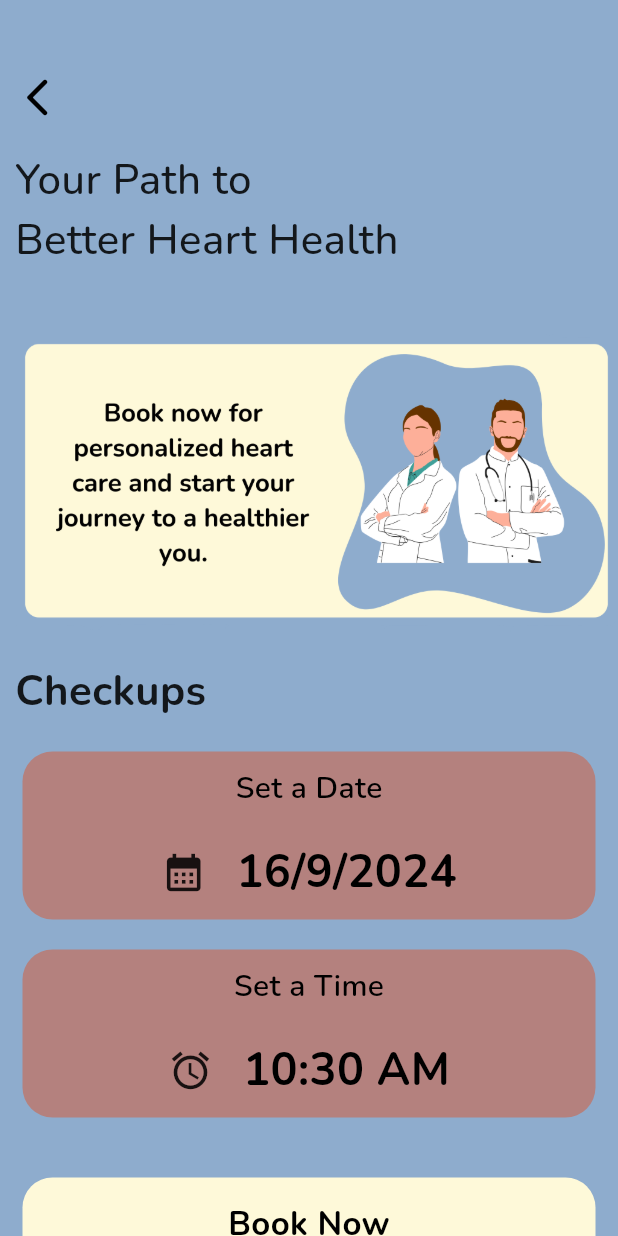
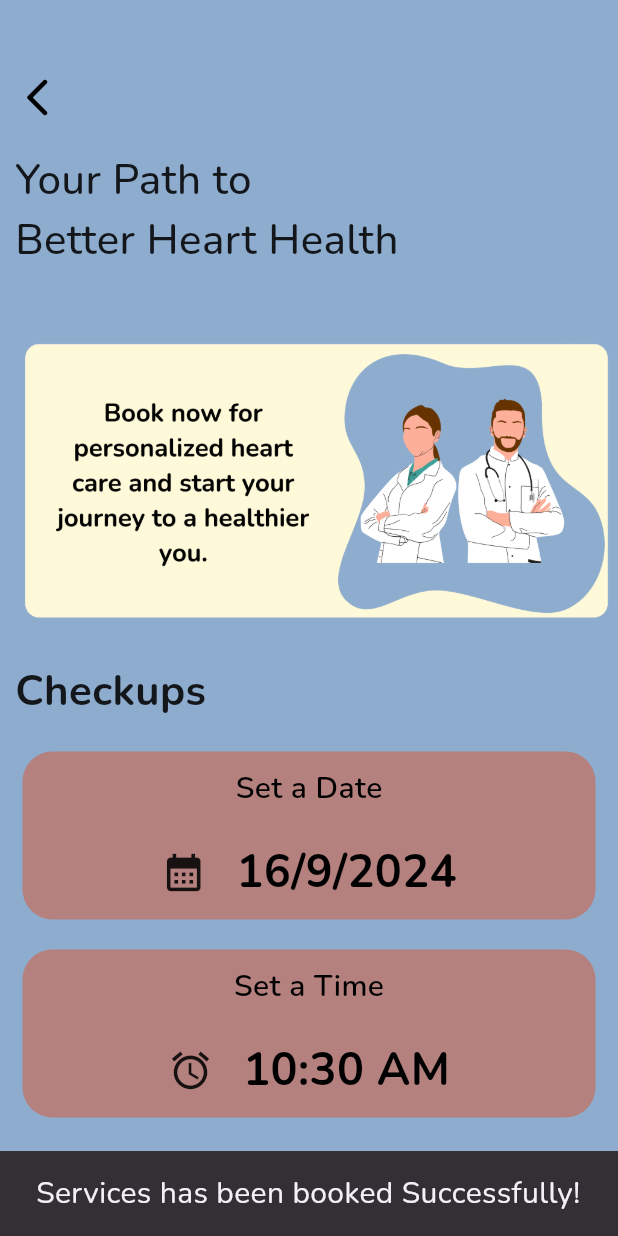
Before and after one commit to tahagiremle/doctor_booking_flutter, a Flutter app: the Booking screen opened directly, after a tap on "Book Now", on a phone screen of 412 x 824 dp. Run offline on Flutter 3.47's test engine with Material 3 defaults, Android fonts, the phone set to English and light mode, and no system bars; our stand-ins replace cloud_firestore, firebase_auth, firebase_core, google_fonts, random_string, shared_preferences; accounts and stored records are empty.

Commit message:
add function for booking page

```diff
--- a/lib/pages/booking.dart
+++ b/lib/pages/booking.dart
@@ -1,3 +1,5 @@
+import 'package:doctor_booking_flutter/services/database.dart';
+import 'package:doctor_booking_flutter/services/shared_pref.dart';
 import 'package:flutter/material.dart';
 import 'package:google_fonts/google_fonts.dart';
 
@@ -10,6 +12,25 @@ class Booking extends StatefulWidget {
 }
 
 class _BookingState extends State<Booking> {
+  String? name, email;
+
+  getthedatafromsharedpref() async {
+    name = await SharedPreferencesHelper().getUserName();
+    email = await SharedPreferencesHelper().getUserEmail();
+    setState(() {});
+  }
+
+  getontheload() async {
+    await getthedatafromsharedpref();
+    setState(() {});
+  }
+
+  @override
+  void initState() {
+    getontheload();
+    super.initState();
+  }
+
   DateTime _selectedDate = DateTime.now();
 
   Future<void> _selectDate(BuildContext context) async {
@@ -179,7 +200,26 @@ class _BookingState extends State<Booking> {
             ),
             SizedBox(height: 40),
             GestureDetector(
-              onTap: () {},
+              onTap: () async {
+                Map<String, dynamic> userBookingMap = {
+                  "Service": widget.service,
+                  "Date":
+                      "${_selectedDate.day}/${_selectedDate.month}/${_selectedDate.year}"
+                          .toString(),
+                  "Time": _selectedTime.format(context).toString(),
+                  "Username": name,
+                  "Email": email,
+                };
+                await DatabaseMethods()
+                    .addUserBooking(userBookingMap)
+                    .then((value) {
+                  ScaffoldMessenger.of(context).showSnackBar(SnackBar(
+                      content: Text(
+                    "Services has been booked Successfully!",
+                    style: GoogleFonts.nunito(fontSize: 20),
+                  )));
+                });
+              },
               child: Container(
                 margin: EdgeInsets.only(right: 15, left: 5),
                 width: MediaQuery.of(context).size.width,
--- a/lib/services/database.dart
+++ b/lib/services/database.dart
@@ -7,4 +7,10 @@ class DatabaseMethods {
         .doc(id)
         .set(userInfoMap);
   }
+
+  Future addUserBooking(Map<String, dynamic> userInfoMap) async {
+    return await FirebaseFirestore.instance
+        .collection("Booking")
+        .add(userInfoMap);
+  }
 }
```
